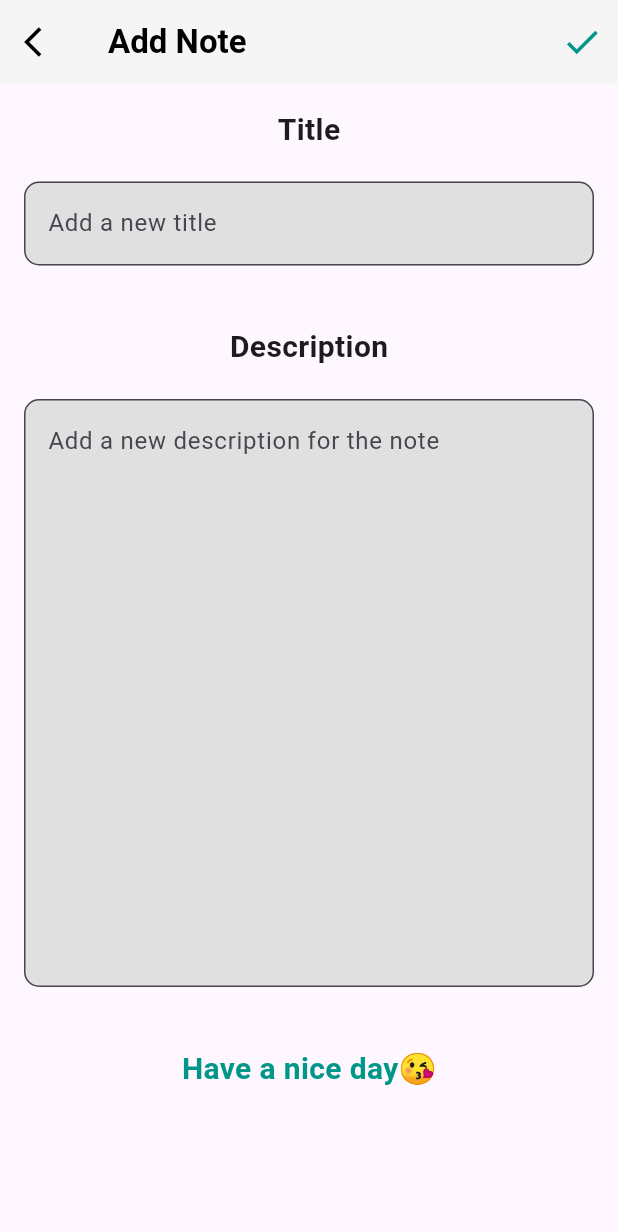
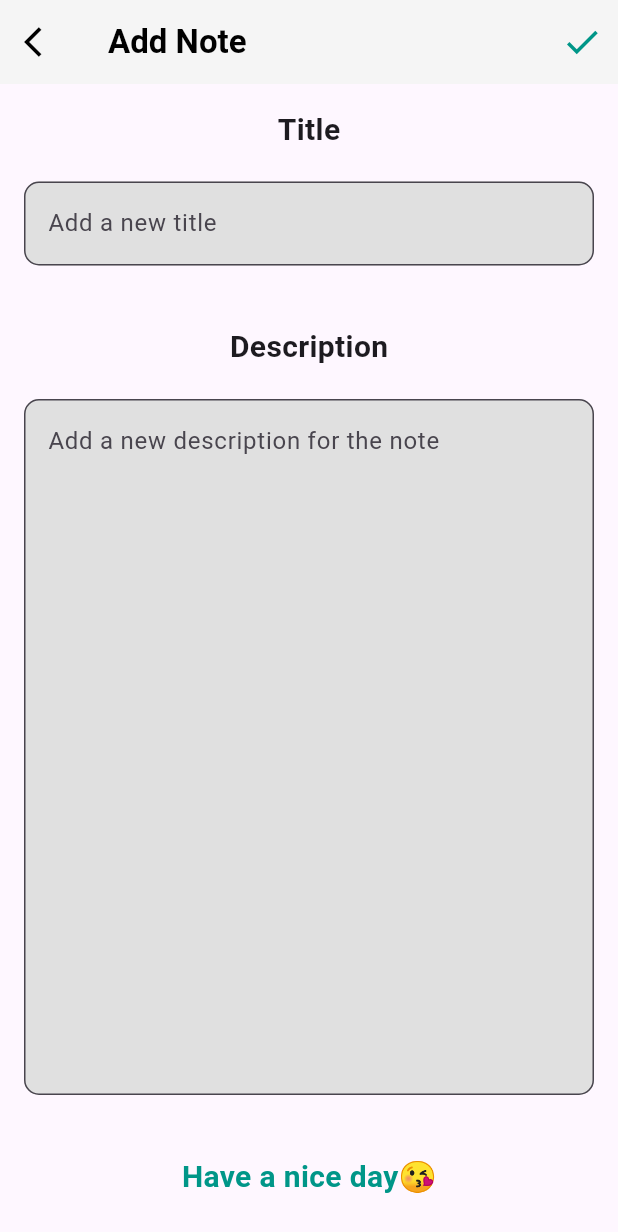
Before and after one commit to kerlos-alrayan/note_app, a Flutter app: the screen it shows after launch, after a tap on the "add" icon, on a phone screen of 412 x 824 dp. Shown: the top 1232 px of the screen. Run offline on Flutter 3.47's test engine with Material 3 defaults, Android fonts, the phone set to English and light mode, and no system bars; our stand-ins replace sqflite; accounts and stored records are empty.

Commit message:
commit1.1

```diff
--- a/lib/helper/database_helper.dart
+++ b/lib/helper/database_helper.dart
@@ -24,7 +24,8 @@ class DatabaseHelper {
     const idType = 'INTEGER PRIMARY KEY AUTOINCREMENT';
     const textType = 'TEXT NOT NULL';
     const isFavorite = 'INTEGER DEFAULT 0';
-    const isArchived = 'INTEGER DEFAULT 0'; // إضافة عمود الأرشفة
+    const isArchived = 'INTEGER DEFAULT 0';
+
 
     await db.execute('''CREATE TABLE notes (
       id $idType,
--- a/lib/models/note_model.dart
+++ b/lib/models/note_model.dart
@@ -2,34 +2,30 @@ class Note {
   int? id;
   String title;
   String content;
-  int isArchived; // 0 for not archived, 1 for archived
-  int isFavorite; // 0 for not favorite, 1 for favorite
+  int isArchived;
+  int isFavorite;
 
   // Constructor
   Note({
     this.id,
     required this.title,
     required this.content,
-    this.isArchived = 0, // Default value is 0 (not archived)
-    this.isFavorite = 0, // Default value is 0 (not favorite)
+    this.isArchived = 0,
+    this.isFavorite = 0,
   });
 
-  // Optionally, create a setter method if you want custom behavior
   set setArchived(int value) {
     isArchived = value;
   }
 
-  // Optionally, you can also create getter method for 'isArchived'
   int get getArchived => isArchived;
 
-  // Optionally, create setter and getter for 'isFavorite' if needed
   set setFavorite(int value) {
     isFavorite = value;
   }
 
   int get getFavorite => isFavorite;
 
-  // Convert a Note to a map (for saving into a database or sending through APIs)
   Map<String, dynamic> toMap() {
     return {
       'id': id,
@@ -40,7 +36,6 @@ class Note {
     };
   }
 
-  // Create a Note from a map (e.g., when reading from a database)
   factory Note.fromMap(Map<String, dynamic> map) {
     return Note(
       id: map['id'],
--- a/lib/presentation/screens/add_note.dart
+++ b/lib/presentation/screens/add_note.dart
@@ -20,7 +20,7 @@ class _AddNotePageState extends State<AddNotePage> {
         backgroundColor: Colors.grey[100],
         leading: IconButton(
           onPressed: () {
-            Navigator.pop(context); // الرجوع إلى الشاشة السابقة
+            Navigator.pop(context);
           },
           icon: const Icon(
             Icons.arrow_back_ios,
@@ -39,7 +39,6 @@ class _AddNotePageState extends State<AddNotePage> {
             onPressed: () async {
               if (_titleController.text.trim().isEmpty ||
                   _contentController.text.trim().isEmpty) {
-                // عرض رسالة تحذير في حالة عدم إدخال العنوان أو المحتوى
                 showDialog(
                   context: context,
                   builder: (BuildContext context) {
@@ -52,7 +51,7 @@ class _AddNotePageState extends State<AddNotePage> {
                       actions: [
                         TextButton(
                           onPressed: () {
-                            Navigator.of(context).pop(); // إغلاق الرسالة
+                            Navigator.of(context).pop();
                           },
                           child: const Text('Cancel'),
                         ),
@@ -113,7 +112,7 @@ class _AddNotePageState extends State<AddNotePage> {
               const SizedBox(height: 20),
               TextFormField(
                 controller: _contentController,
-                maxLines: 15,
+                maxLines: 18,
                 decoration: InputDecoration(
                   filled: true,
                   fillColor: Colors.grey[300],
@@ -123,7 +122,7 @@ class _AddNotePageState extends State<AddNotePage> {
                   ),
                 ),
               ),
-              const SizedBox(height: 40), // إضافة مسافة أسفل النص
+              const SizedBox(height: 40),
               const Text(
                 'Have a nice day😘',
                 style: TextStyle(
--- a/lib/presentation/screens/edit_note.dart
+++ b/lib/presentation/screens/edit_note.dart
@@ -141,7 +141,7 @@ class _EditNotePageState extends State<EditNotePage> {
               const SizedBox(height: 20),
               TextFormField(
                 controller: _contentController,
-                maxLines: 15,
+                maxLines: 18,
                 decoration: InputDecoration(
                   filled: true,
                   fillColor: Colors.grey[300],
```
Also changed, not shown: lib/presentation/screens/test_db.dart (+22 -14 lines).
